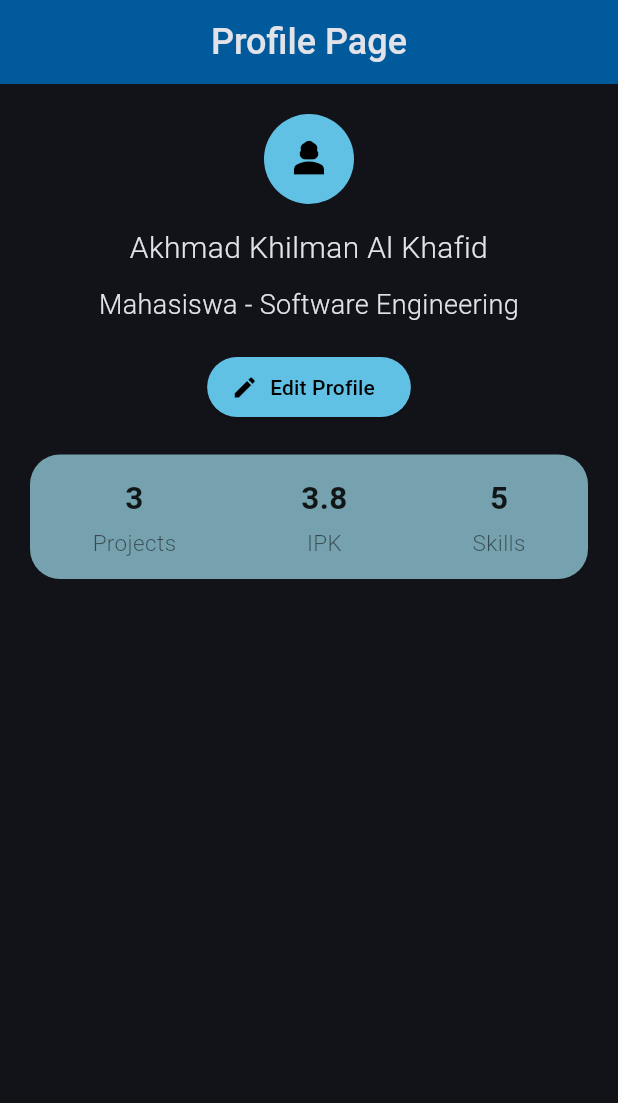
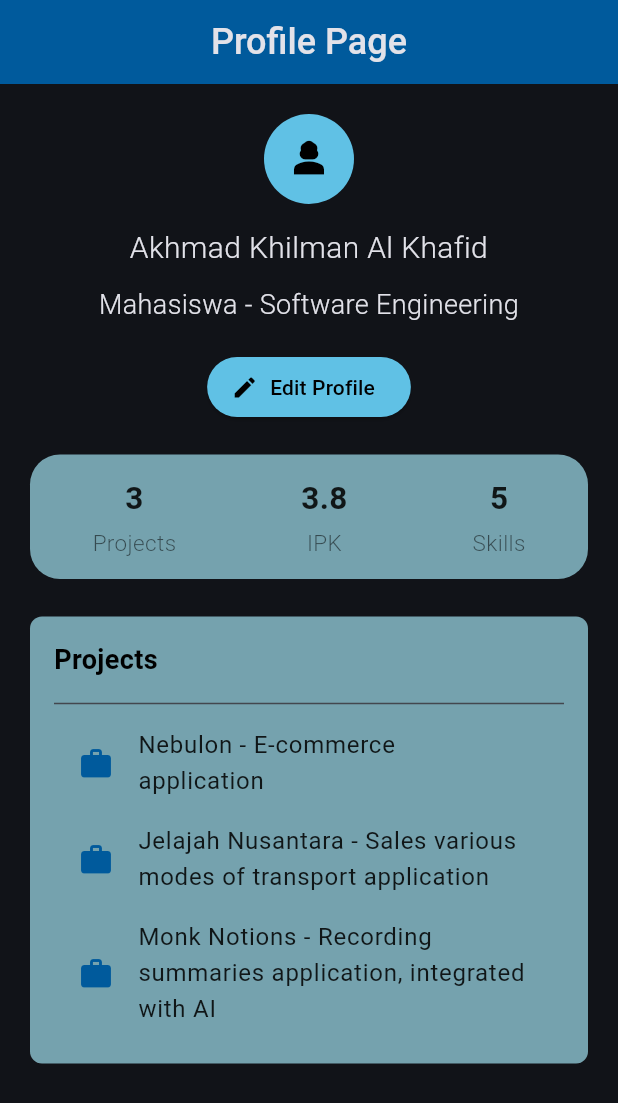
Before and after one commit to AkhmadKhilman/latihan-praktikum-flutter-2, a Flutter app: the screen it shows after launch, on a phone screen of 412 x 824 dp. Shown: the top 1103 px of the screen. Run offline on Flutter 3.47's test engine with Material 3 defaults, Android fonts, the phone set to English and light mode, and no system bars.

Commit message:
refactor: extrak data project to display apps

```diff
--- a/lib/main.dart
+++ b/lib/main.dart
@@ -136,6 +136,57 @@ class _ProfilePageState extends State<ProfilePage> {
                         ],
                       ),
                     ),
+
+                    SizedBox(height: 25),
+
+                    Container(
+                      padding: const EdgeInsets.all(16),
+                      decoration: BoxDecoration(
+                        color: Color.fromRGBO(160, 224, 239, 0.7),
+                        borderRadius: BorderRadius.circular(8),
+                      ),
+                      child: Column(
+                        mainAxisAlignment: MainAxisAlignment.center,
+                        children: [
+                          Align(
+                            alignment: Alignment.centerLeft,
+                            child: Text(
+                              "Projects",
+                              style: TextStyle(
+                                fontSize: 18,
+                                fontWeight: FontWeight.bold,
+                                color: Colors.black,
+                              ),
+                            ),
+                          ),
+
+                          SizedBox(height: 8),
+                          Divider(),
+
+                          ListView.builder(
+                            shrinkWrap: true,
+                            physics: NeverScrollableScrollPhysics(),
+                            itemCount: projects.length,
+                            itemBuilder: (context, index) {
+                              return ListTile(
+                                leading: Icon(
+                                  Icons.work,
+                                  color: Color.fromRGBO(0, 90, 156, 1),
+                                ),
+                                title: Text(
+                                  projects[index],
+                                  style: TextStyle(
+                                    fontSize: 16,
+                                    fontWeight: FontWeight.w400,
+                                    color: Colors.black87,
+                                  ),
+                                ),
+                              );
+                            },
+                          ),
+                        ],
+                      ),
+                    ),
                   ],
                 ),
               ],
```
